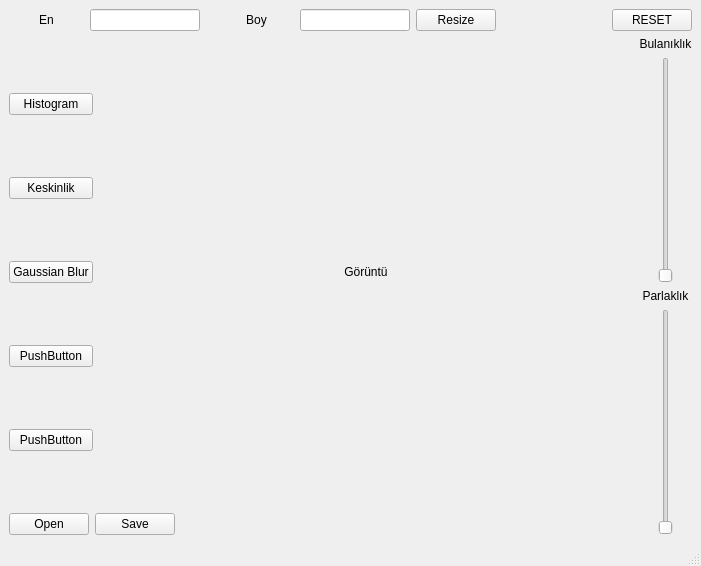
First picture: the form in process.ui, repository Ugur0855/Image_Proccessing_2020, before the edit.
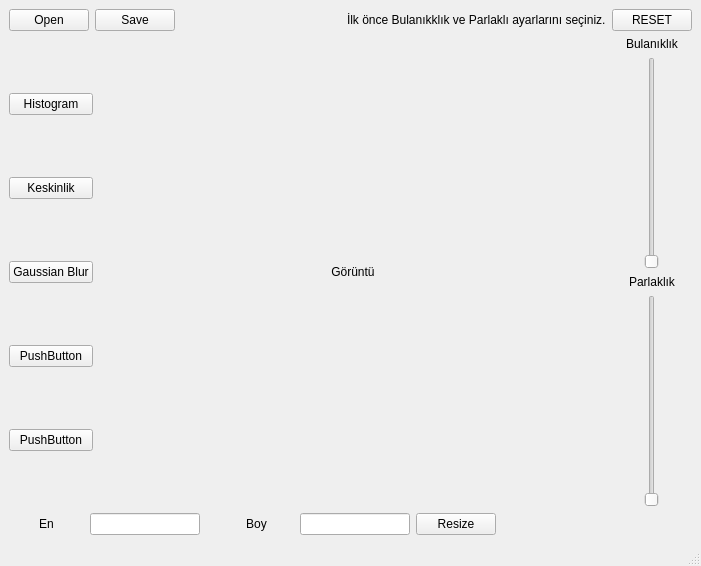
Second picture: the form after the edit.

Commit message: gaussian bitti

Patch:
```diff
--- a/process.ui
+++ b/process.ui
@@ -15,6 +15,51 @@
   </property>
   <widget class="QWidget" name="centralwidget">
    <layout class="QGridLayout" name="gridLayout">
+    <item row="0" column="0" colspan="2">
+     <layout class="QHBoxLayout" name="horizontalLayout_2">
+      <item>
+       <widget class="QPushButton" name="open">
+        <property name="text">
+         <string>Open</string>
+        </property>
+       </widget>
+      </item>
+      <item>
+       <widget class="QPushButton" name="save">
+        <property name="text">
+         <string>Save</string>
+        </property>
+       </widget>
+      </item>
+      <item>
+       <spacer name="horizontalSpacer">
+        <property name="orientation">
+         <enum>Qt::Horizontal</enum>
+        </property>
+        <property name="sizeHint" stdset="0">
+         <size>
+          <width>438</width>
+          <height>20</height>
+         </size>
+        </property>
+       </spacer>
+      </item>
+      <item>
+       <widget class="QLabel" name="bilgiText">
+        <property name="text">
+         <string>İlk önce Bulanıkklık ve Parlaklı ayarlarını seçiniz.</string>
+        </property>
+       </widget>
+      </item>
+     </layout>
+    </item>
+    <item row="0" column="2">
+     <widget class="QPushButton" name="resetButton">
+      <property name="text">
+       <string>RESET</string>
+      </property>
+     </widget>
+    </item>
     <item row="1" column="0">
      <layout class="QVBoxLayout" name="verticalLayout">
       <item>
@@ -87,78 +132,6 @@
       </item>
      </layout>
     </item>
-    <item row="1" column="2" rowspan="2">
-     <layout class="QVBoxLayout" name="verticalLayout_2">
-      <item>
-       <widget class="QLabel" name="label_3">
-        <property name="text">
-         <string>Bulanıklık</string>
-        </property>
-        <property name="alignment">
-         <set>Qt::AlignCenter</set>
-        </property>
-       </widget>
-      </item>
-      <item alignment="Qt::AlignHCenter">
-       <widget class="QSlider" name="verticalSlider_2">
-        <property name="orientation">
-         <enum>Qt::Vertical</enum>
-        </property>
-       </widget>
-      </item>
-      <item>
-       <widget class="QLabel" name="label_2">
-        <property name="text">
-         <string>Parlaklık</string>
-        </property>
-        <property name="alignment">
-         <set>Qt::AlignCenter</set>
-        </property>
-       </widget>
-      </item>
-      <item alignment="Qt::AlignHCenter">
-       <widget class="QSlider" name="verticalSlider">
-        <property name="layoutDirection">
-         <enum>Qt::LeftToRight</enum>
-        </property>
-        <property name="orientation">
-         <enum>Qt::Vertical</enum>
-        </property>
-       </widget>
-      </item>
-     </layout>
-    </item>
-    <item row="2" column="0" colspan="2">
-     <layout class="QHBoxLayout" name="horizontalLayout_2">
-      <item>
-       <widget class="QPushButton" name="open">
-        <property name="text">
-         <string>Open</string>
-        </property>
-       </widget>
-      </item>
-      <item>
-       <widget class="QPushButton" name="save">
-        <property name="text">
-         <string>Save</string>
-        </property>
-       </widget>
-      </item>
-      <item>
-       <spacer name="horizontalSpacer">
-        <property name="orientation">
-         <enum>Qt::Horizontal</enum>
-        </property>
-        <property name="sizeHint" stdset="0">
-         <size>
-          <width>438</width>
-          <height>20</height>
-         </size>
-        </property>
-       </spacer>
-      </item>
-     </layout>
-    </item>
     <item row="1" column="1">
      <layout class="QVBoxLayout" name="verticalLayout_3">
       <item>
@@ -229,7 +202,48 @@
       </item>
      </layout>
     </item>
-    <item row="0" column="0" colspan="3">
+    <item row="1" column="2">
+     <layout class="QVBoxLayout" name="verticalLayout_2">
+      <item>
+       <widget class="QLabel" name="label_3">
+        <property name="text">
+         <string>Bulanıklık</string>
+        </property>
+        <property name="alignment">
+         <set>Qt::AlignCenter</set>
+        </property>
+       </widget>
+      </item>
+      <item alignment="Qt::AlignHCenter">
+       <widget class="QSlider" name="verticalSlider_2">
+        <property name="orientation">
+         <enum>Qt::Vertical</enum>
+        </property>
+       </widget>
+      </item>
+      <item>
+       <widget class="QLabel" name="label_2">
+        <property name="text">
+         <string>Parlaklık</string>
+        </property>
+        <property name="alignment">
+         <set>Qt::AlignCenter</set>
+        </property>
+       </widget>
+      </item>
+      <item alignment="Qt::AlignHCenter">
+       <widget class="QSlider" name="verticalSlider">
+        <property name="layoutDirection">
+         <enum>Qt::LeftToRight</enum>
+        </property>
+        <property name="orientation">
+         <enum>Qt::Vertical</enum>
+        </property>
+       </widget>
+      </item>
+     </layout>
+    </item>
+    <item row="2" column="0" colspan="2">
      <layout class="QHBoxLayout" name="horizontalLayout">
       <item>
        <widget class="QLabel" name="label">
@@ -334,13 +348,6 @@
         </property>
        </spacer>
       </item>
-      <item>
-       <widget class="QPushButton" name="resetButton">
-        <property name="text">
-         <string>RESET</string>
-        </property>
-       </widget>
-      </item>
      </layout>
     </item>
    </layout>
```
Left out of the diff: 32 changed lines with no effect on the pictures. The commit also changes 2 other files.
